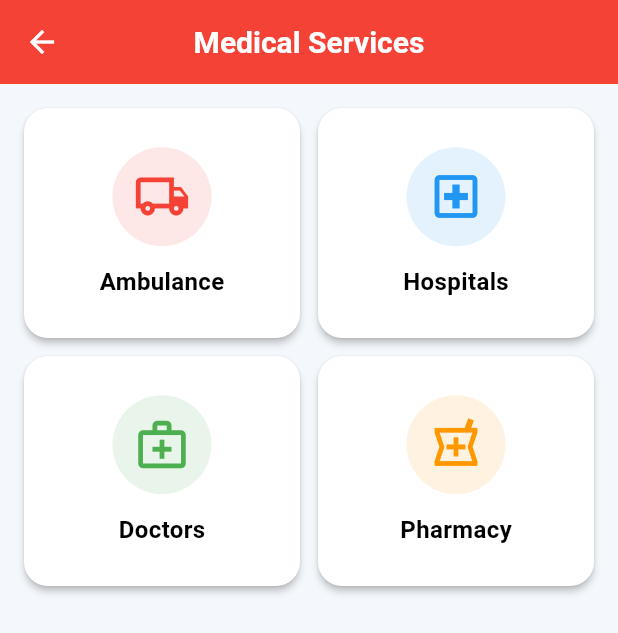
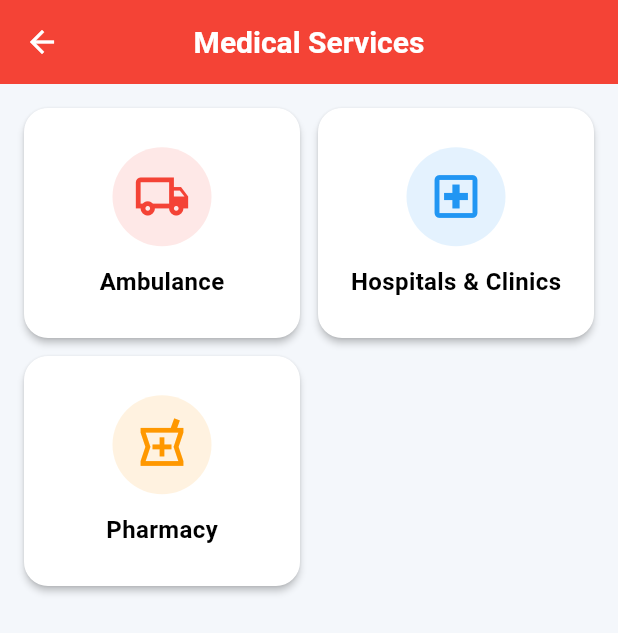
Before and after one commit to sanaullahkhan370/smart-city-piplan, a Flutter app: the MedicalView screen opened by its route, on a phone screen of 412 x 824 dp. Shown: the top 633 px of the screen. Run offline on Flutter 3.47's test engine with Material 3 defaults, Android fonts, the phone set to English and light mode, and no system bars; our stand-ins replace geolocator, get, shared_preferences; accounts and stored records are empty.

Commit message:
Connect hospitals clinics and embedded doctors directory

```diff
--- a/lib/modules/medical/medical_view.dart
+++ b/lib/modules/medical/medical_view.dart
@@ -32,16 +32,10 @@ class MedicalView extends GetView<MedicalController> {
               onTap: controller.openAmbulance,
             ),
             _buildMedicalCard(
-              title: 'Hospitals',
+              title: 'Hospitals & Clinics',
               icon: Icons.local_hospital_outlined,
               color: Colors.blue,
               onTap: controller.openHospital,
-            ),
-            _buildMedicalCard(
-              title: 'Doctors',
-              icon: Icons.medical_services_outlined,
-              color: Colors.green,
-              onTap: controller.openDoctor,
             ),
             _buildMedicalCard(
               title: 'Pharmacy',
```
